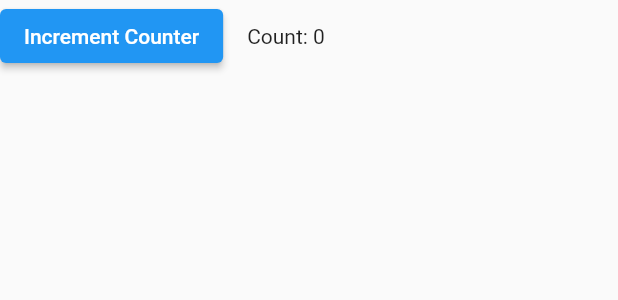
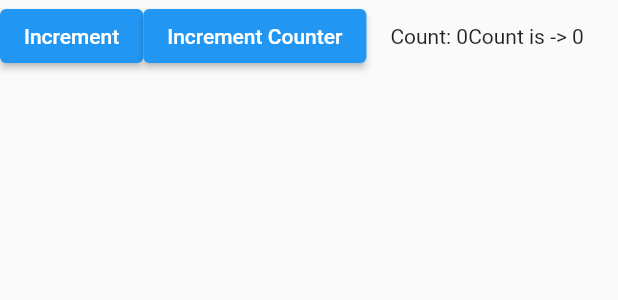
Before and after one commit to rsgilbert/flutter_widgets, a Flutter app: the Counter widget shown alone on an empty page, opened directly, on a phone screen of 412 x 824 dp. Shown: the top 300 px of the screen. Run offline on Flutter 3.47's test engine with Material 2 defaults, Android fonts, the phone set to English and light mode, and no system bars.

```diff
--- a/lib/Counter.dart
+++ b/lib/Counter.dart
@@ -1,5 +1,27 @@
 import 'package:flutter/cupertino.dart';
 import 'package:flutter/material.dart';
+
+
+class CounterDisplay extends StatelessWidget {
+  const CounterDisplay({ required this.count, super.key });
+
+  final int count;
+
+  @override
+  Widget build(BuildContext context) {
+    return Text('Count is -> $count');
+  }
+}
+
+class CounterIncrementor extends StatelessWidget {
+  const CounterIncrementor({ required this.onPressed, super.key });
+
+  final VoidCallback onPressed;
+  @override
+  Widget build(BuildContext context) {
+    return ElevatedButton(onPressed: onPressed, child: const Text('Increment'));
+  }
+}
 
 class Counter extends StatefulWidget {
   const Counter({super.key});
@@ -21,9 +43,11 @@ class _CounterState extends State<Counter> {
     return Row(
       mainAxisAlignment: MainAxisAlignment.start,
       children: <Widget>[
+        CounterIncrementor(onPressed: _increment),
         ElevatedButton(onPressed: _increment, child: const Text("Increment Counter")),
         const SizedBox(width: 16),
-        Text("Count: $_counter")
+        Text("Count: $_counter"),
+        CounterDisplay(count: _counter)
     ],);
   }
 }
--- /dev/null
+++ b/lib/ShoppingList.dart
@@ -0,0 +1,5 @@
+// import 'package:flutter/cupertino.dart';
+
+// class ShoppingList extends StatefulWidget {
+
+// }
```
Also changed, not shown: lib/ShoppingListItem.dart (added, +49 -0 lines), lib/main.dart (+12 -1 lines).
